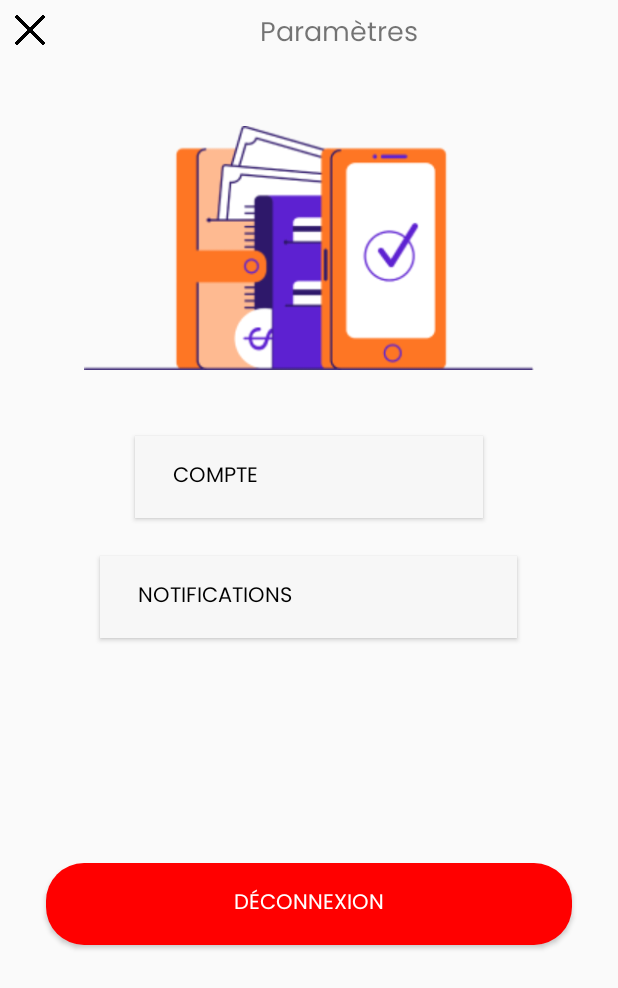
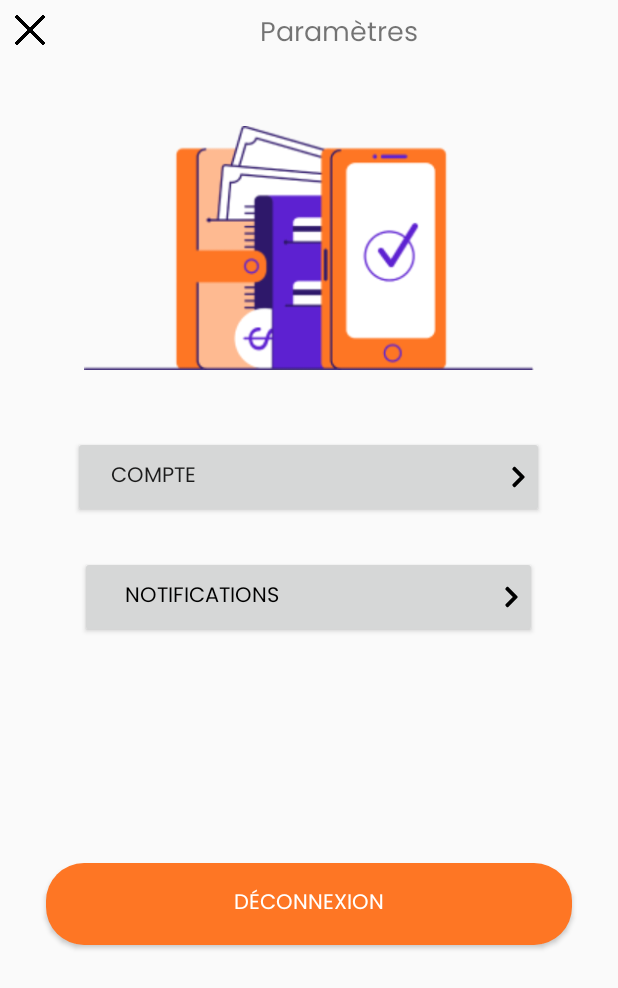
Before and after one commit to mat-planchot/gomi, an Android app: the layout activity_settings.xml on its own in the app's theme, with its tools: preview values and no code run, on a phone screen of 412 x 824 dp. Shown: the top 988 px of the screen. Run offline under Robolectric (Android 15) with nearby library versions, the phone set to English and light mode, and no system bars.

Commit message:
Boutons page settings + modification

```diff
--- a/app/src/main/java/fr/epsi/gomi/ScanListActivity.java
+++ b/app/src/main/java/fr/epsi/gomi/ScanListActivity.java
@@ -1,7 +1,4 @@
 package fr.epsi.gomi;
-
-import androidx.appcompat.app.AlertDialog;
-import androidx.appcompat.app.AppCompatActivity;
 
 import android.content.DialogInterface;
 import android.content.Intent;
@@ -9,6 +6,9 @@ import android.os.Bundle;
 import android.view.View;
 import android.widget.Button;
 import android.widget.Toast;
+
+import androidx.appcompat.app.AlertDialog;
+import androidx.appcompat.app.AppCompatActivity;
 
 import com.google.zxing.integration.android.IntentIntegrator;
 import com.google.zxing.integration.android.IntentResult;
--- a/app/src/main/res/drawable/btn_disconnect.xml
+++ b/app/src/main/res/drawable/btn_disconnect.xml
@@ -1,5 +1,5 @@
 <?xml version="1.0" encoding="utf-8"?>
 <shape xmlns:android="http://schemas.android.com/apk/res/android">
         <corners android:radius="25dp" />
-        <solid android:color="@color/colorRed" />
+        <solid android:color="@color/colorOrange" />
 </shape>
--- /dev/null
+++ b/app/src/main/res/drawable/ic_chevron_right.xml
@@ -0,0 +1,4 @@
+<vector android:height="16dp" android:viewportHeight="512"
+    android:viewportWidth="320" android:width="10dp" xmlns:android="http://schemas.android.com/apk/res/android">
+    <path android:fillColor="#FF000000" android:pathData="M285.476,272.971L91.132,467.314c-9.373,9.373 -24.569,9.373 -33.941,0l-22.667,-22.667c-9.357,-9.357 -9.375,-24.522 -0.04,-33.901L188.505,256 34.484,101.255c-9.335,-9.379 -9.317,-24.544 0.04,-33.901l22.667,-22.667c9.373,-9.373 24.569,-9.373 33.941,0L285.475,239.03c9.373,9.372 9.373,24.568 0.001,33.941z"/>
+</vector>
--- a/app/src/main/res/layout/activity_settings.xml
+++ b/app/src/main/res/layout/activity_settings.xml
@@ -50,30 +50,29 @@
         android:layout_below="@id/photoSettings"
         android:fontFamily="@font/poppins"
         android:text="@string/account"
-        android:textColor="@color/colorAccent"
-        android:background="@color/colorGreenSettings"
         android:layout_centerHorizontal="true"
         android:layout_marginTop="25dp"
-        android:paddingRight="150dp"
+        android:drawableRight="@drawable/ic_chevron_right"
+        android:drawablePadding="210dp"
         android:paddingLeft="25dp"
         android:paddingVertical="15dp"
         tools:textSize="16sp" />
 
     <Button
         android:id="@+id/btnNotification"
-        android:contentDescription="@string/notification"
         android:layout_width="wrap_content"
         android:layout_height="wrap_content"
         android:layout_below="@id/btnAccount"
+        android:layout_centerHorizontal="true"
+        android:layout_marginTop="25dp"
+        android:contentDescription="@string/notification"
+        android:drawableRight="@drawable/ic_chevron_right"
+        android:drawablePadding="150dp"
         android:fontFamily="@font/poppins"
+        android:paddingVertical="15dp"
+        android:paddingLeft="30dp"
         android:text="@string/notification"
         android:textColor="@color/colorAccent"
-        android:background="@color/colorGreenSettings"
-        android:layout_centerHorizontal="true"
-        android:layout_marginTop="25dp"
-        android:paddingRight="150dp"
-        android:paddingLeft="25dp"
-        android:paddingVertical="15dp"
         tools:textSize="16sp" />
 
     <Button
--- a/app/src/main/res/values/colors.xml
+++ b/app/src/main/res/values/colors.xml
@@ -6,5 +6,5 @@
 	<color name="colorWhite">#FFF</color>
 	<color name="colorGreen">#8BD12A</color>
 	<color name="colorRed">#FF0000</color>
-	<color name="colorGreenSettings">#F7F7F7</color>
+	<color name="colorOrange">#FE7624</color>
 </resources>
```
